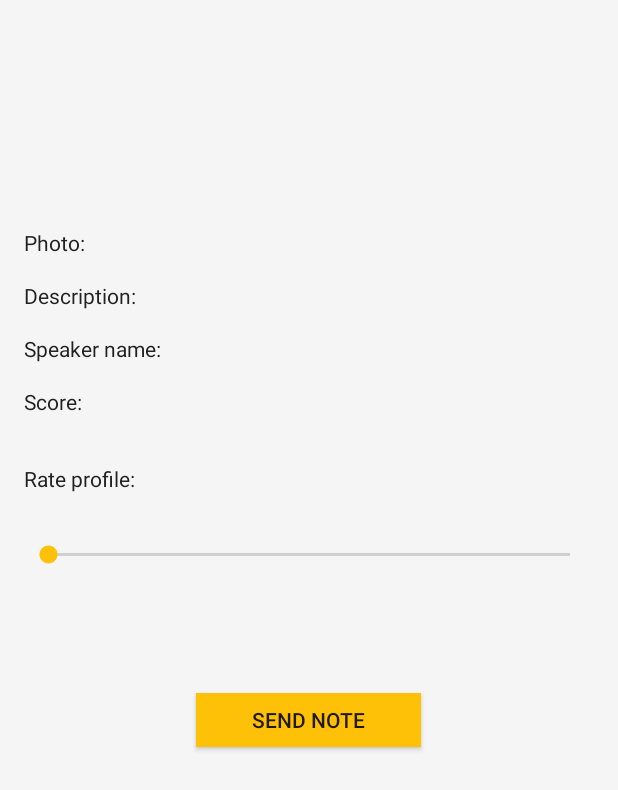
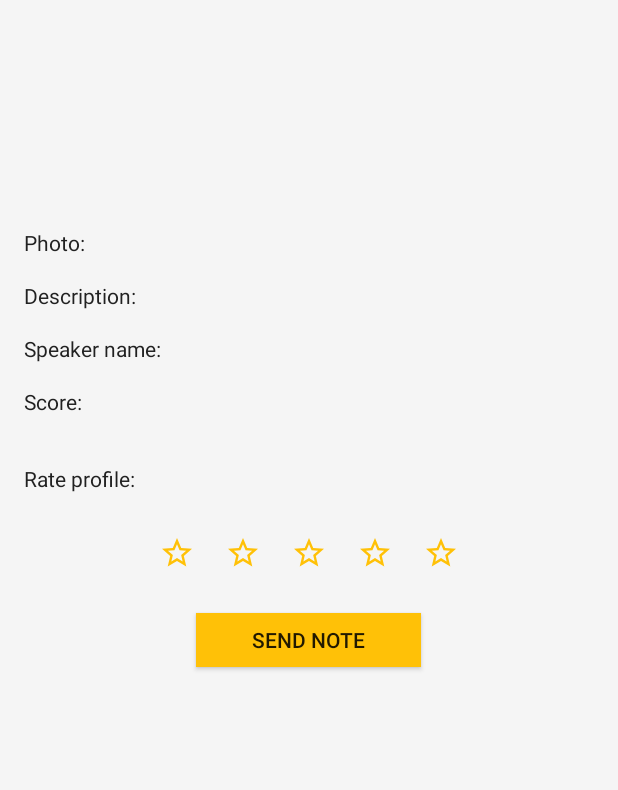
Before and after one commit to mzglinicki/OsomApp, an Android app: the layout activity_details.xml on its own in the app's theme, with its tools: preview values and no code run, on a phone screen of 412 x 824 dp. Shown: the top 790 px of the screen. Run offline under Robolectric (Android 15) with nearby library versions, the phone set to English and light mode, and no system bars.

Commit message:
Final commit. All required functionalities done

```diff
--- a/app/src/main/java/com/mzglinicki/ossomapp/Constants.java
+++ b/app/src/main/java/com/mzglinicki/ossomapp/Constants.java
@@ -6,6 +6,9 @@ package com.mzglinicki.ossomapp;
 
 public class Constants {
 
-    public final static String RANDOM_NICE_IMAGE ="http://img.likely.pl/photo/large/20121204/ladna-dziewczyna-likely-pl-9d890c3d.png";
+    public static final String DATABASE_NAME = "Notes.db";
+    public static final int DATABASE_VERSION = 1;
+
+    public final static String RANDOM_NICE_IMAGE = "http://img.likely.pl/photo/large/20121204/ladna-dziewczyna-likely-pl-9d890c3d.png";
     public final static String ITEM_ID = "itemId";
 }
--- a/app/src/main/java/com/mzglinicki/ossomapp/MyApplication.java
+++ b/app/src/main/java/com/mzglinicki/ossomapp/MyApplication.java
@@ -23,7 +23,7 @@ public class MyApplication extends Application {
 
         this.component = DaggerStorageComponent
                 .builder()
-                .daggerModule(new DaggerModule())
+                .daggerModule(new DaggerModule(this))
                 .build();
     }
 
--- a/app/src/main/java/com/mzglinicki/ossomapp/activities/ActivityParent.java
+++ b/app/src/main/java/com/mzglinicki/ossomapp/activities/ActivityParent.java
@@ -12,6 +12,7 @@ import com.bumptech.glide.Glide;
 import com.bumptech.glide.load.engine.DiskCacheStrategy;
 import com.mzglinicki.ossomapp.MyApplication;
 import com.mzglinicki.ossomapp.R;
+import com.mzglinicki.ossomapp.database.DatabaseHelper;
 import com.mzglinicki.ossomapp.webService.RequestHelper;
 
 import javax.inject.Inject;
@@ -26,6 +27,8 @@ public abstract class ActivityParent extends AppCompatActivity {
 
     @Inject
     protected RequestHelper requestHelper;
+    @Inject
+    protected DatabaseHelper databaseHelper;
 
     private final static int CLOSE_APP_ON_BACK = 2000;
 
--- /dev/null
+++ b/app/src/main/res/drawable/ic_star_border.xml
@@ -0,0 +1,9 @@
+<vector xmlns:android="http://schemas.android.com/apk/res/android"
+    android:width="24dp"
+    android:height="24dp"
+    android:viewportHeight="24.0"
+    android:viewportWidth="24.0">
+    <path
+        android:fillColor="@color/colorAccent"
+        android:pathData="M22,9.24l-7.19,-0.62L12,2 9.19,8.63 2,9.24l5.46,4.73L5.82,21 12,17.27 18.18,21l-1.63,-7.03L22,9.24zM12,15.4l-3.76,2.27 1,-4.28 -3.32,-2.88 4.38,-0.38L12,6.1l1.71,4.04 4.38,0.38 -3.32,2.88 1,4.28L12,15.4z" />
+</vector>
--- a/app/src/main/res/layout/activity_details.xml
+++ b/app/src/main/res/layout/activity_details.xml
@@ -93,28 +93,68 @@
         android:layout_marginTop="@dimen/mainMargin"
         android:text="@string/rateProfileTitle" />
 
-    <SeekBar
-        android:id="@+id/seekBar"
+    <LinearLayout
+        android:id="@+id/starsLayout"
         android:layout_width="match_parent"
-        android:layout_height="wrap_content"
+        android:layout_height="@dimen/starsLayoutHeight"
         android:layout_below="@+id/setNote"
-        android:layout_margin="@dimen/mainMargin"
-        android:max="10" />
+        android:gravity="center"
+        android:orientation="horizontal">
 
-    <TextView
-        android:id="@+id/seekBarValue"
-        style="@style/detailFieldTitleStyle"
-        android:layout_width="wrap_content"
-        android:layout_height="wrap_content"
-        android:layout_below="@+id/seekBar"
-        android:layout_centerHorizontal="true"
-        android:layout_marginTop="@dimen/mainMargin" />
+        <ImageButton
+            android:id="@+id/firstStar"
+            style="@style/iconStyle"
+            android:src="@drawable/ic_star_border" />
+
+        <ImageButton
+            android:id="@+id/secondStar"
+            style="@style/iconStyle"
+            android:src="@drawable/ic_star_border" />
+
+        <ImageButton
+            android:id="@+id/thirdStar"
+            style="@style/iconStyle"
+            android:src="@drawable/ic_star_border" />
+
+        <ImageButton
+            android:id="@+id/fourthStar"
+            style="@style/iconStyle"
+            android:src="@drawable/ic_star_border" />
+
+        <ImageButton
+            android:id="@+id/fifthStar"
+            style="@style/iconStyle"
+            android:src="@drawable/ic_star_border" />
+
+        <TextView
+            android:id="@+id/sendNote"
+            android:layout_width="wrap_content"
+            android:layout_height="wrap_content"
+            android:layout_marginEnd="@dimen/wordsExtraSpace"
+            android:text="@string/your_note"
+            android:visibility="gone" />
+
+        <TextView
+            android:id="@+id/sendNoteValue"
+            android:layout_width="wrap_content"
+            android:layout_height="wrap_content"
+            android:visibility="gone" />
+
+        <TextView
+            android:id="@+id/megastars"
+            android:layout_width="wrap_content"
+            android:layout_height="wrap_content"
+            android:layout_marginStart="@dimen/wordsExtraSpace"
+            android:text="@string/megastars"
+            android:visibility="gone" />
+
+    </LinearLayout>
 
     <Button
         android:id="@+id/sendNoteBtn"
         android:layout_width="@dimen/buttonWidth"
         android:layout_height="@dimen/buttonHeight"
-        android:layout_below="@+id/seekBarValue"
+        android:layout_below="@+id/starsLayout"
         android:layout_centerHorizontal="true"
         android:layout_marginTop="@dimen/mainMargin"
         android:background="@color/colorAccent"
--- a/app/src/main/res/layout/activity_main.xml
+++ b/app/src/main/res/layout/activity_main.xml
@@ -39,7 +39,7 @@
         android:layout_gravity="bottom|end"
         android:layout_margin="@dimen/mainMargin"
         android:clickable="true"
-        android:src="@drawable/ic_arrow_upward_black_24dp"
+        android:src="@drawable/ic_arrow_upward"
         android:visibility="gone" />
 
 </android.support.design.widget.CoordinatorLayout>
--- a/app/src/main/res/values/dimens.xml
+++ b/app/src/main/res/values/dimens.xml
@@ -2,6 +2,10 @@
 
     <dimen name="mainMargin">16dp</dimen>
     <dimen name="smallMargin">10dp</dimen>
+    <dimen name="wordsExtraSpace">5dp</dimen>
+
+    <dimen name="iconSize">24dp</dimen>
+    <dimen name="iconPadding">12dp</dimen>
 
     //AppBar
     <dimen name="expendAppBarSize">400dp</dimen>
@@ -17,6 +21,7 @@
     <dimen name="progressBarSize">48dp</dimen>
     <dimen name="buttonWidth">150dp</dimen>
     <dimen name="buttonHeight">36dp</dimen>
+    <dimen name="starsLayoutHeight">48dp</dimen>
 
     //MainActivity
     <dimen name="fABSize">40dp</dimen>
--- a/app/src/main/res/values/strings.xml
+++ b/app/src/main/res/values/strings.xml
@@ -12,5 +12,7 @@
     <string name="sendNoteBtnTitle">Send note</string>
     <string name="toolbarTitle">Ossom App</string>
     <string name="onNetConnectionFailed">Check internet connection or click again to close</string>
+    <string name="your_note">Your note:</string>
+    <string name="megastars">megastars</string>
 
 </resources>
--- a/app/src/main/res/values/styles.xml
+++ b/app/src/main/res/values/styles.xml
@@ -31,4 +31,14 @@
         <item name="android:layout_centerInParent">true</item>
     </style>
 
+    <style name="iconStyle">
+
+        <item name="android:layout_width">@dimen/iconSize</item>
+        <item name="android:layout_height">@dimen/iconSize</item>
+        <item name="android:padding">@dimen/iconPadding</item>
+        <item name="android:layout_margin">@dimen/smallMargin</item>
+        <item name="android:background">@android:color/transparent</item>
+
+    </style>
+
 </resources>
```
Also changed, not shown: app/src/main/java/com/mzglinicki/ossomapp/activities/DetailsActivity.java (+105 -55 lines), app/src/main/java/com/mzglinicki/ossomapp/activities/MainActivity.java (+6 -5 lines), app/src/main/java/com/mzglinicki/ossomapp/dagger/DaggerModule.java (+14 -0 lines), app/src/main/java/com/mzglinicki/ossomapp/database/DatabaseHelper.java (added, +72 -0 lines), app/src/main/java/com/mzglinicki/ossomapp/database/RatedItemsTable.java (added, +32 -0 lines), app/src/main/res/drawable/ic_star.xml (added, +9 -0 lines), app/src/main/res/drawable/ic_arrow_upward.xml (renamed from app/src/main/res/drawable/ic_arrow_upward_black_24dp.xml).
